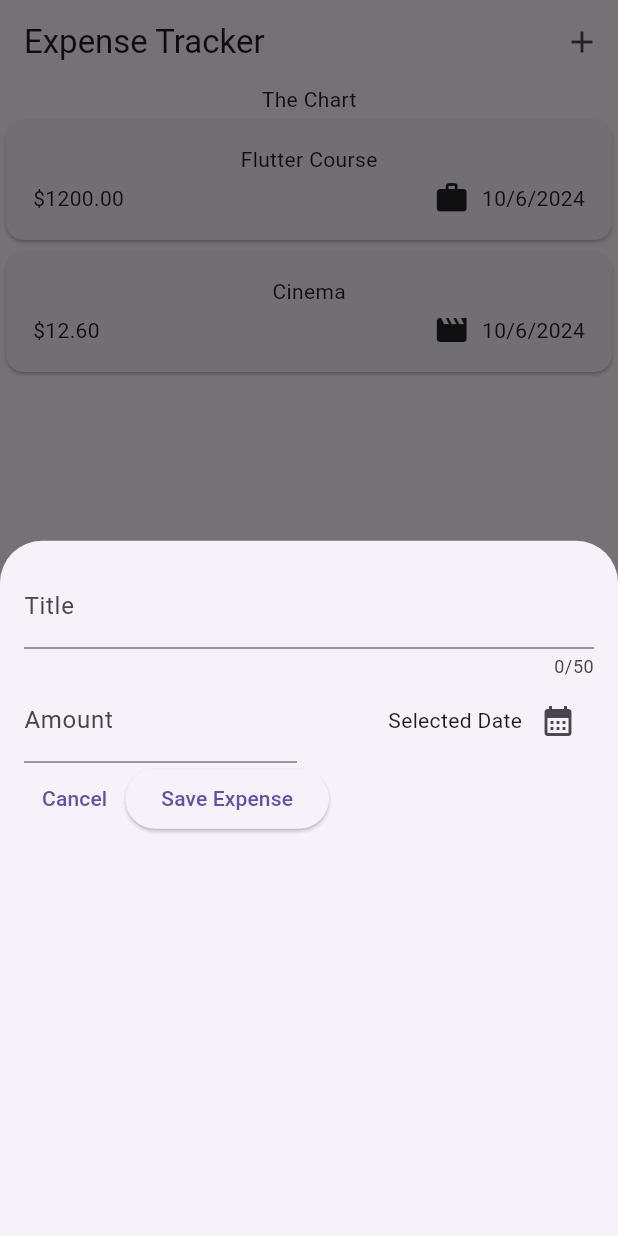
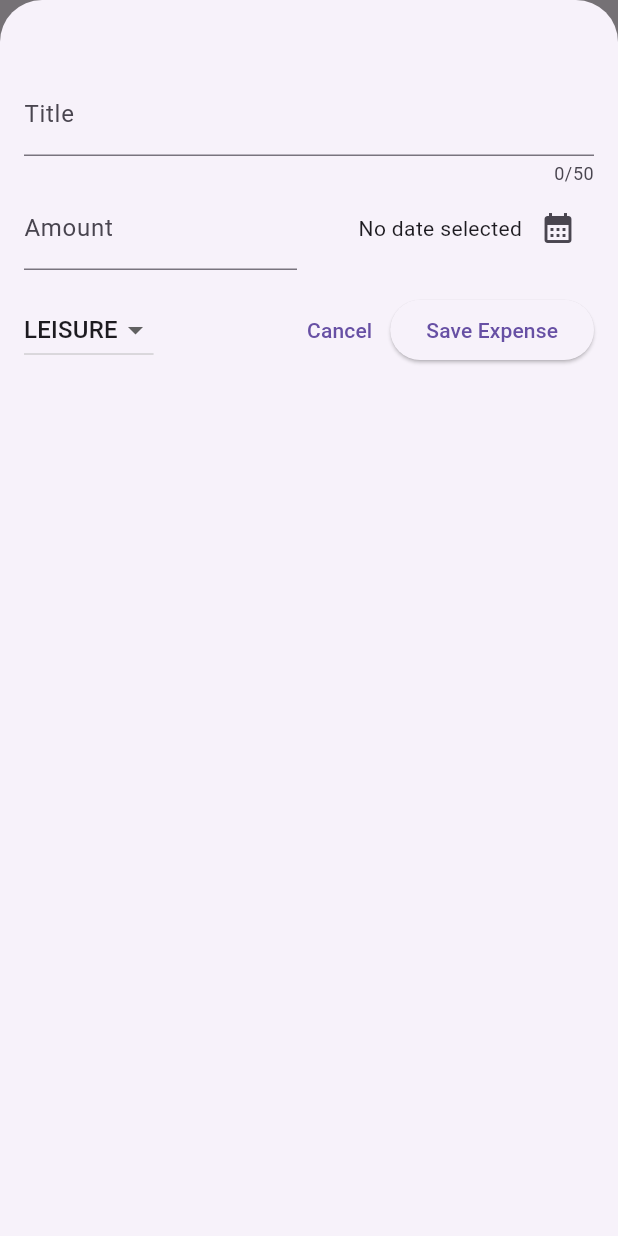
Before and after one commit to vasundharapandey/ExpenseTracker, a Flutter app: the screen it shows after launch, after a tap on the "add" icon, on a phone screen of 412 x 824 dp. Run offline on Flutter 3.47's test engine with Material 3 defaults, Android fonts, the phone set to English and light mode, and no system bars.

```diff
--- a/lib/widgets/expenses.dart
+++ b/lib/widgets/expenses.dart
@@ -2,6 +2,7 @@ import 'package:expensetracker/widgets/expenses_list/expenses_list.dart';
 import 'package:expensetracker/widgets/new_expense.dart';
 import 'package:flutter/material.dart';
 import '../models/expense.dart';
+
 class Expenses extends StatefulWidget {
   const Expenses({super.key});
 
@@ -13,29 +14,79 @@ class Expenses extends StatefulWidget {
 
 class _ExpensesState extends State<Expenses> {
   final List<Expense> _registeredExpenses = [
-    Expense(title: 'Flutter Course',amount: 1200.0,date:DateTime.now(),category: Category.work, ),
-     Expense(title: 'Cinema',amount: 12.6,date:DateTime.now(),category: Category.leisure, ),
-
+    Expense(
+      title: 'Flutter Course',
+      amount: 1200.0,
+      date: DateTime.now(),
+      category: Category.work,
+    ),
+    Expense(
+      title: 'Cinema',
+      amount: 12.6,
+      date: DateTime.now(),
+      category: Category.leisure,
+    ),
   ];
-  _openAddExpenseOverlay(){
-    showModalBottomSheet(context: context, builder: (ctx)=>const NewExpense(),
+  _openAddExpenseOverlay() {
+    showModalBottomSheet(
+      isScrollControlled: true,
+      context: context,
+      builder: (ctx) => NewExpense(
+        onAddExpense: _addExpense,
+      ),
 
       //return NewExpense(onAddExpense: _addExpense);
     );
   }
+
+  void _addExpense(Expense expense) {
+    setState(() {
+      _registeredExpenses.add(expense);
+    });
+  }
+
+  void _removeExpense(Expense expense) {
+    final expenseIndex = _registeredExpenses.indexOf(expense);
+    setState(() {
+      _registeredExpenses.remove(expense);
+    });
+    ScaffoldMessenger.of(context).clearSnackBars();
+    ScaffoldMessenger.of(context).showSnackBar(SnackBar(
+      duration: const Duration(seconds: 3),
+      content: Text("Expense deleted"),
+      action: SnackBarAction(
+          label: 'Undo',
+          onPressed: () {
+            setState(() {
+              _registeredExpenses.insert(expenseIndex, expense);
+            });
+          }),
+    ));
+  }
+
   @override
   Widget build(BuildContext context) {
+    Widget mainContent = Center(
+        child: const Center(child: Text("No expenses found.Try adding some!")));
+
+    if (_registeredExpenses.isNotEmpty) {
+      mainContent = ExpensesList(
+        expenses: _registeredExpenses,
+        onRemoveExpense: _removeExpense,
+      );
+    }
     return Scaffold(
       appBar: AppBar(
         title: Text("Expense Tracker"),
         actions: [
-          IconButton(onPressed: _openAddExpenseOverlay, icon: const Icon(Icons.add))
+          IconButton(
+              onPressed: _openAddExpenseOverlay, icon: const Icon(Icons.add))
         ],
       ),
       body: Column(
         children: [
           Text('The Chart'),
-        Expanded(child: ExpensesList(expenses: _registeredExpenses)),
+          Expanded(child: mainContent),
         ],
       ),
     );
--- a/lib/widgets/expenses_list/expenses_list.dart
+++ b/lib/widgets/expenses_list/expenses_list.dart
@@ -3,10 +3,20 @@ import 'package:expensetracker/widgets/expenses_list/expense_item.dart';
 import 'package:flutter/material.dart';
 
 class ExpensesList extends StatelessWidget {
-  const ExpensesList({super.key, required this.expenses});
+  const ExpensesList(
+      {super.key, required this.expenses, required this.onRemoveExpense});
   final List<Expense> expenses;
+  final void Function(Expense expense) onRemoveExpense;
   @override
   Widget build(BuildContext context) {
-    return ListView.builder(itemCount: expenses.length,itemBuilder: (ctx,index)=>ExpenseItem(expenses[index]),);
+    return ListView.builder(
+      itemCount: expenses.length,
+      itemBuilder: (ctx, index) => Dismissible(
+          onDismissed: (direction) {
+            onRemoveExpense(expenses[index]);
+          },
+          key: ValueKey(expenses[index]),
+          child: ExpenseItem(expenses[index])),
+    );
   }
 }
--- a/lib/widgets/new_expense.dart
+++ b/lib/widgets/new_expense.dart
@@ -1,8 +1,10 @@
 import 'package:flutter/material.dart';
+import 'package:intl/intl.dart';
+import 'package:expensetracker/models/expense.dart';
 
 class NewExpense extends StatefulWidget {
-  const NewExpense({super.key});
-
+  const NewExpense({super.key, required this.onAddExpense});
+  final void Function(Expense expense) onAddExpense;
   @override
   State<NewExpense> createState() {
     return _NewExpenseState();
@@ -12,11 +14,56 @@ class NewExpense extends StatefulWidget {
 class _NewExpenseState extends State<NewExpense> {
   final _titleController = TextEditingController();
   final _amtController = TextEditingController();
-  void _presentDatePicker() {
+  DateTime? _selectedDate;
+  Category _selectedCategory = Category.leisure;
+  void _presentDatePicker() async {
     final now = DateTime.now();
     final firstDate = DateTime(now.year - 1, now.month, now.day);
 
-    showDatePicker(context: context,initialDate: now, firstDate: firstDate, lastDate: now);
+    final pickedDate = await showDatePicker(
+      context: context,
+      initialDate: now,
+      firstDate: firstDate,
+      lastDate: now,
+    );
+
+    if (pickedDate != null) {
+      setState(() {
+        _selectedDate = pickedDate;
+      });
+    }
+  }
+
+  void _submitExpenseData() {
+    final enteredAmount = double.tryParse(_amtController.text);
+    final amountIsInvalid = enteredAmount == null || enteredAmount <= 0;
+    if (_titleController.text.trim().isEmpty ||
+        amountIsInvalid == true ||
+        _selectedDate == null) {
+      //show error
+      showDialog(
+          context: context,
+          builder: (ctx) => AlertDialog(
+                title: const Text('Invalid input'),
+                content: const Text(
+                    "Please make sure a valid title,amount, date and category was entered"),
+                actions: [
+                  TextButton(
+                    onPressed: () {
+                      Navigator.pop(ctx);
+                    },
+                    child: const Text('Okay'),
+                  )
+                ],
+              ));
+      return;
+    }
+    widget.onAddExpense(Expense(
+        title: _titleController.text,
+        amount: enteredAmount!,
+        date: _selectedDate!,
+        category: _selectedCategory));
+    Navigator.pop(context);
   }
 
   @override
@@ -28,8 +75,10 @@ class _NewExpenseState extends State<NewExpense> {
 
   @override
   Widget build(BuildContext context) {
+    final formatter = DateFormat.yMd();
+
     return Padding(
-      padding: const EdgeInsets.all(16),
+      padding: const EdgeInsets.fromLTRB(16,48,16,16),
       child: Column(
         children: [
           TextField(
@@ -58,29 +107,53 @@ class _NewExpenseState extends State<NewExpense> {
                 child: Row(
                   mainAxisAlignment: MainAxisAlignment.end,
                   children: [
-                  Text('Selected Date'),
+                    Text(_selectedDate == null
+                        ? 'No date selected'
+                        : formatter.format(_selectedDate!)),
                     IconButton(
                       onPressed: _presentDatePicker,
-                      icon: const Icon(Icons.calendar_month))
-                ],
-              ))
+                      icon: const Icon(Icons.calendar_month),
+                    ),
                   ],
                 ),
+              ),
+            ],
+          ),
+          const SizedBox(height: 16),
           Row(
+            mainAxisAlignment: MainAxisAlignment.start,
             children: [
+              DropdownButton(
+                  value: _selectedCategory,
+                  items: Category.values
+                      .map((category) => DropdownMenuItem(
+                            value: category,
+                            child: Text(
+                              category.name.toUpperCase(),
+                            ),
+                          ))
+                      .toList(),
+                  onChanged: (value) {
+                    if (value == null) {
+                      return;
+                    }
+                    setState(() {
+                      _selectedCategory = value;
+                    });
+                  }),
+              const Spacer(),
               TextButton(
                 onPressed: () {
                   Navigator.pop(context);
                 },
-                  child: const Text('Cancel')),
+                child: const Text('Cancel'),
+              ),
               ElevatedButton(
-                  onPressed: () {
-                    print(_titleController.text);
-                    print(_amtController.text);
-                  },
-                  child: Text('Save Expense')),
+                onPressed: _submitExpenseData,
+                child: const Text('Save Expense'),
+              ),
             ],
-          )
+          ),
         ],
       ),
     );
```
Lines whose indentation alone changed are shown as unchanged.
